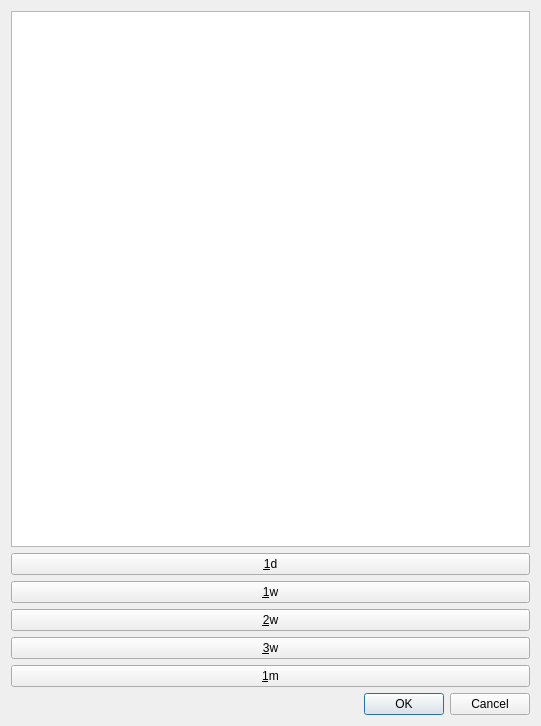
Qt form src/mumble/ServerLogs.ui (AmaniN16/mumble) before a commit.
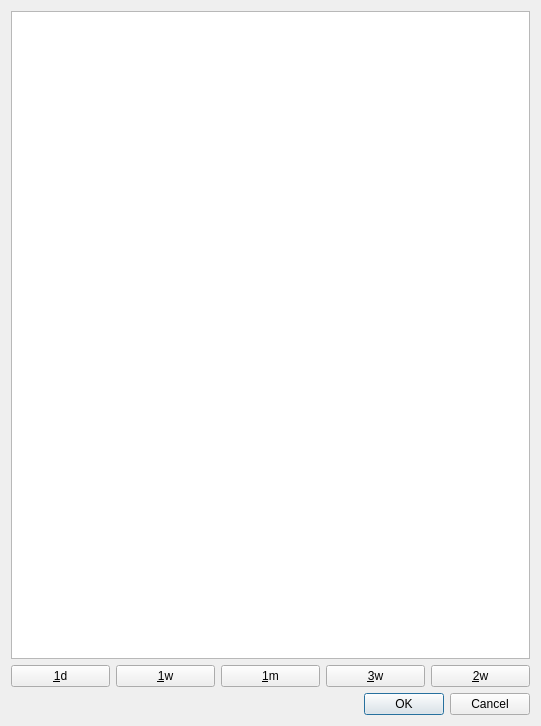
The same form after that commit.

Commit message:
Issue #5370: FEAT: Started UI for Server Logs.
Began the tUI for the server logs feature desired in issue #5370. This will later be changed to implement the log database and the protocol buffer.

What changed in the file:
```diff
--- a/src/mumble/ServerLogs.ui
+++ b/src/mumble/ServerLogs.ui
@@ -5,7 +5,7 @@
   <property name="geometry">
    <rect>
     <x>0</x>
-    <y>-201</y>
+    <y>0</y>
     <width>541</width>
     <height>726</height>
    </rect>
@@ -48,10 +48,6 @@
        </property>
       </widget>
      </item>
-    </layout>
-   </item>
-   <item>
-    <layout class="QHBoxLayout">
      <item>
       <widget class="QPushButton" name="qpb1w">
        <property name="text">
@@ -59,32 +55,6 @@
        </property>
       </widget>
      </item>
-    </layout>
-   </item>
-   <item>
-    <layout class="QHBoxLayout">
-     <item>
-      <widget class="QPushButton" name="qpb2w">
-       <property name="text">
-        <string>&amp;2w</string>
-       </property>
-      </widget>
-     </item>
-    </layout>
-   </item>
-   <item>
-    <layout class="QHBoxLayout">
-     <item>
-      <widget class="QPushButton" name="qpb3w">
-       <property name="text">
-        <string>&amp;3w</string>
-       </property>
-      </widget>
-     </item>
-    </layout>
-   </item>
-   <item>
-    <layout class="QHBoxLayout">
      <item>
       <widget class="QPushButton" name="qpb1m">
        <property name="text">
@@ -92,6 +62,20 @@
        </property>
       </widget>
      </item>
+     <item>
+      <widget class="QPushButton" name="qpb3w">
+       <property name="text">
+        <string>&amp;3w</string>
+       </property>
+      </widget>
+     </item>
+     <item>
+      <widget class="QPushButton" name="qpb2w">
+       <property name="text">
+        <string>&amp;2w</string>
+       </property>
+      </widget>
+     </item>
     </layout>
    </item>
    <item>
```
Left out of the diff: 42 changed lines with no effect on the pictures. The commit also changes 3 other files.
